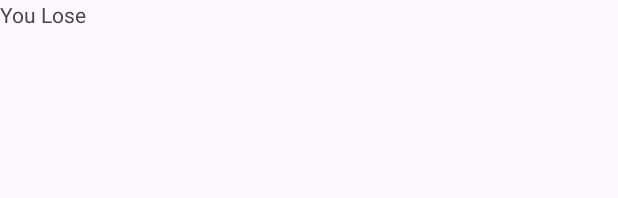
After one commit to svantip/WordQuest, an Android app: the layout activity_losing_screen.xml on its own in the app's theme, with its tools: preview values and no code run, on a phone screen of 412 x 824 dp. The commit adds this screen. Shown: the top 198 px of the screen. Run offline under Robolectric (Android 15) with nearby library versions, the phone set to English and light mode, and no system bars.

Commit message:
fourth commit

```diff
--- /dev/null
+++ b/app/src/main/res/layout/activity_losing_screen.xml
@@ -0,0 +1,16 @@
+<?xml version="1.0" encoding="utf-8"?>
+<androidx.constraintlayout.widget.ConstraintLayout xmlns:android="http://schemas.android.com/apk/res/android"
+    xmlns:app="http://schemas.android.com/apk/res-auto"
+    xmlns:tools="http://schemas.android.com/tools"
+    android:layout_width="match_parent"
+    android:layout_height="match_parent"
+    tools:context=".LosingScreen">
+
+    <TextView
+        android:id="@+id/textView3"
+        android:layout_width="wrap_content"
+        android:layout_height="wrap_content"
+        android:text="You Lose"
+        tools:layout_editor_absoluteX="136dp"
+        tools:layout_editor_absoluteY="271dp" />
+</androidx.constraintlayout.widget.ConstraintLayout>
```
Also changed, not shown: app/src/main/AndroidManifest.xml (+9 -4 lines), app/src/main/java/com/example/wordquest/LosingScreen.java (added, +14 -0 lines), app/src/main/java/com/example/wordquest/WiningScreen.java (added, +14 -0 lines), app/src/main/java/com/example/wordquest/game_activity.java (+14 -13 lines), app/src/main/res/layout/activity_wining_screen.xml (added, +16 -0 lines).
